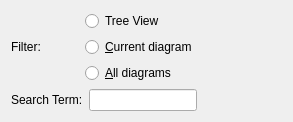
First picture: the form in umbrello/dialogs/finddialog.ui, repository KDE/umbrello, before the edit.
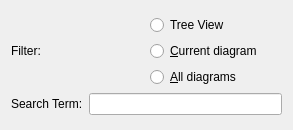
Second picture: the form after the edit. Custom widgets are drawn as their Qt base class.

Commit message: Buttons added to dialog.

Diff of the .ui file:
```diff
--- a/umbrello/dialogs/finddialog.ui
+++ b/umbrello/dialogs/finddialog.ui
@@ -7,11 +7,11 @@
     <x>0</x>
     <y>0</y>
     <width>293</width>
-    <height>118</height>
+    <height>130</height>
    </rect>
   </property>
-  <layout class="QFormLayout" name="formLayout">
-   <item row="0" column="0">
+  <layout class="QVBoxLayout" name="verticalLayout_3">
+   <item>
     <layout class="QVBoxLayout" name="verticalLayout_2">
      <item>
       <layout class="QHBoxLayout" name="horizontalLayout_2">
```
Left out of the diff: 6 changed lines with no effect on the pictures. The commit also changes 2 other files.
